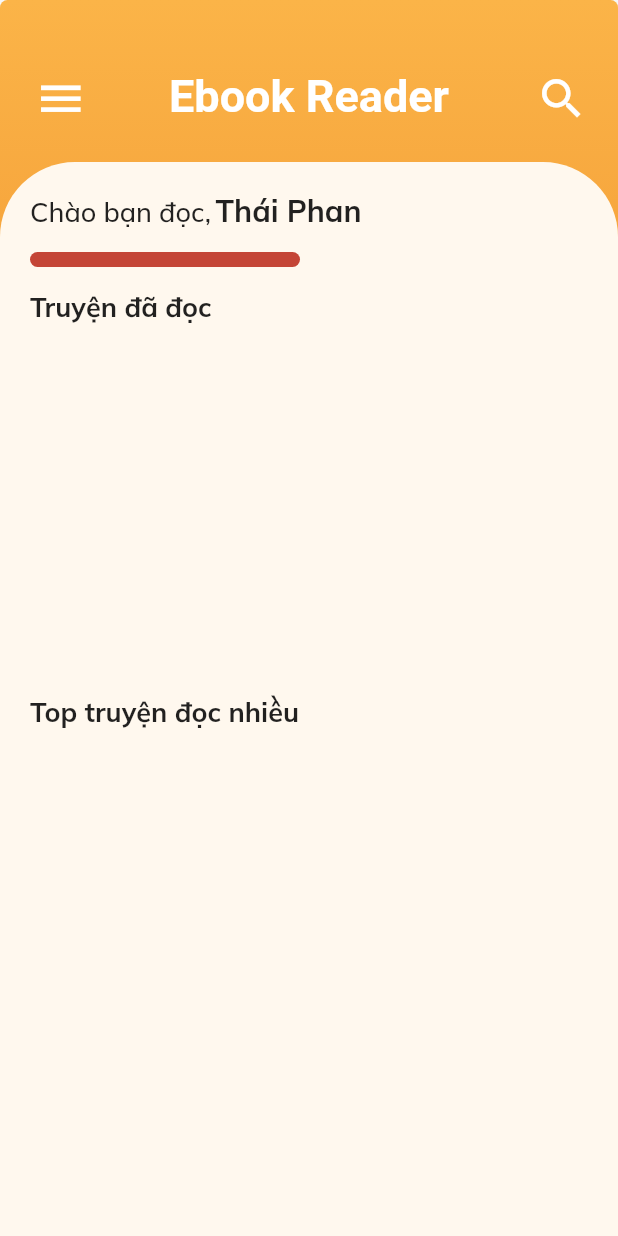
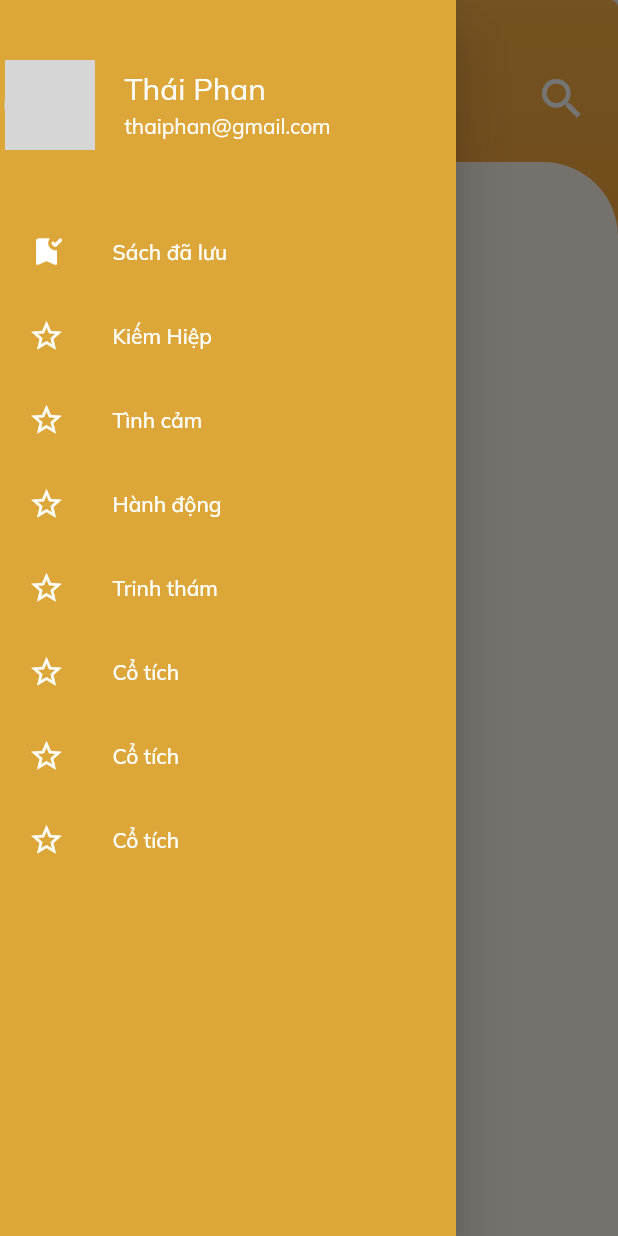
Before and after one commit to Phongle8426/ebook_reader, a Flutter app: the HomePage screen opened by its route, after a tap on the "menu" icon, on a phone screen of 412 x 824 dp. Run offline on Flutter 3.47's test engine with Material 2 defaults, Android fonts, the phone set to English and light mode, and no system bars; our stand-ins replace audioplayers, firebase_auth, firebase_core, firebase_database, google_fonts; accounts and stored records are empty; network calls fail; grey boxes are pictures that could not be loaded.

Commit message:
Commit Navigation drawer and filter book page

```diff
--- a/lib/main.dart
+++ b/lib/main.dart
@@ -2,6 +2,7 @@ import 'package:ebook_reader/service/database_service.dart';
 import 'package:ebook_reader/utils/themes/theme.dart';
 import 'package:ebook_reader/widget/chapter_book_widget.dart';
 import 'package:ebook_reader/widget/pages/chapter_page.dart';
+import 'package:ebook_reader/widget/pages/filter_kind_book_page.dart';
 import 'package:ebook_reader/widget/pages/home_page.dart';
 import 'package:ebook_reader/widget/pages/listening_page.dart';
 import 'package:ebook_reader/widget/pages/preview_page.dart';
@@ -39,7 +40,8 @@ class MyApp extends StatelessWidget {
             PreviewPage.routeName: (ctx) => const PreviewPage(),
             ChapterPage.routeName: (ctx) => ChapterPage(),
             ReadingPage.routeName: (ctx) => ReadingPage(),
-            ListeningPage.routeName: (ctx) => ListeningPage()
+            ListeningPage.routeName: (ctx) => ListeningPage(),
+            KindBookPage.routeName: (ctx) => KindBookPage()
           }
       )
     );
--- a/lib/widget/chapter_book_widget.dart
+++ b/lib/widget/chapter_book_widget.dart
@@ -1,6 +1,5 @@
 import 'package:ebook_reader/models/chapter_book_model.dart';
 import 'package:ebook_reader/widget/pages/listening_page.dart';
-import 'package:ebook_reader/widget/pages/preview_page.dart';
 import 'package:ebook_reader/widget/pages/reading_page.dart';
 import 'package:flutter/material.dart';
 
--- /dev/null
+++ b/lib/widget/navigation_drawer.dart
@@ -0,0 +1,148 @@
+import 'package:ebook_reader/widget/pages/filter_kind_book_page.dart';
+import 'package:flutter/cupertino.dart';
+import 'package:flutter/material.dart';
+
+class NavigationDrawerWidget extends StatelessWidget {
+  final padding = EdgeInsets.symmetric(horizontal: 3);
+  @override
+  Widget build(BuildContext context) {
+    final name = 'Thái Phan';
+    final email = 'thaiphan@gmail.com';
+    final urlImage =
+        'https://images.unsplash.com/photo-1494790108377-be9c29b29330?ixid=MnwxMjA3fDB8MHxwaG90by1wYWdlfHx8fGVufDB8fHx8&ixlib=rb-1.2.1&auto=format&fit=crop&w=634&q=80';
+
+    return Drawer(
+      child: Material(
+        color: Color.fromRGBO(220, 167, 56, 1.0),
+        child: ListView(
+          children: <Widget>[
+            buildHeader(
+              urlImage: urlImage,
+              name: name,
+              email: email,
+              onClicked: () => {},
+            ),
+            Container(
+              padding: padding,
+              height: 500,
+              child: SingleChildScrollView(
+                scrollDirection: Axis.vertical,
+                child: Column(
+                  children: [
+                    buildMenuItem(
+                      text: 'Sách đã lưu',
+                      icon: Icons.bookmark_added_rounded,
+                      onClicked: () => selectedItem(context, 0, ''),
+                    ),
+                    buildMenuItem(
+                      text: 'Kiếm Hiệp',
+                      icon: Icons.star_border,
+                      onClicked: () => selectedItem(context, 1,'Kiếm Hiệp' ),
+                    ),
+                    buildMenuItem(
+                      text: 'Tình cảm',
+                      icon: Icons.star_border,
+                      onClicked: () => selectedItem(context, 1,'Tình cảm'),
+                    ),
+                    buildMenuItem(
+                      text: 'Hành động',
+                      icon: Icons.star_border,
+                      onClicked: () => selectedItem(context, 1,'Hành động'),
+                    ),
+                    buildMenuItem(
+                      text: 'Trinh thám',
+                      icon: Icons.star_border,
+                      onClicked: () => selectedItem(context, 1,'Trinh thám'),
+                    ),
+                    buildMenuItem(
+                      text: 'Cổ tích',
+                      icon: Icons.star_border,
+                      onClicked: () => selectedItem(context, 1, 'Cổ tích'),
+                    ),
+                    buildMenuItem(
+                      text: 'Cổ tích',
+                      icon: Icons.star_border,
+                      onClicked: () => selectedItem(context, 1, 'Cổ tích'),
+                    ),
+                    buildMenuItem(
+                      text: 'Cổ tích',
+                      icon: Icons.star_border,
+                      onClicked: () => selectedItem(context, 1, 'Cổ tích'),
+                    ),
+                  ],
+                ),
+              ),
+            ),
+          ],
+        ),
+      ),
+    );
+  }
+
+  Widget buildHeader({
+    required String urlImage,
+    required String name,
+    required String email,
+    required VoidCallback onClicked,
+  }) =>
+      InkWell(
+        onTap: onClicked,
+        child: Container(
+          padding: padding.add(EdgeInsets.symmetric(vertical: 40)),
+          child: Row(
+            children: [
+              CircleAvatar(radius: 30, backgroundImage: NetworkImage(urlImage)),
+              SizedBox(width: 20),
+              Column(
+                crossAxisAlignment: CrossAxisAlignment.start,
+                children: [
+                  Text(
+                    name,
+                    style: TextStyle(fontSize: 20, color: Colors.white),
+                  ),
+                  const SizedBox(height: 4),
+                  Text(
+                    email,
+                    style: TextStyle(fontSize: 14, color: Colors.white),
+                  ),
+                ],
+              ),
+            ],
+          ),
+        ),
+      );
+
+
+  Widget buildMenuItem({
+    required String text,
+    required IconData icon,
+    VoidCallback? onClicked,
+  }) {
+    final color = Colors.white;
+    final hoverColor = Colors.white70;
+
+    return ListTile(
+      leading: Icon(icon, color: color),
+      title: Text(text, style: TextStyle(color: color)),
+      hoverColor: hoverColor,
+      onTap: onClicked,
+    );
+  }
+
+  void selectedItem(BuildContext context,int index, String type) {
+    Navigator.of(context).pop();
+    switch (index) {
+      case 0:
+        // Navigator.of(context).push(MaterialPageRoute(
+        //   builder: (context) => PeoplePage(),
+        // ));
+        break;
+      case 1:
+        Navigator.of(context).pushNamed(
+          KindBookPage.routeName,
+          arguments: type,
+        );
+        break;
+    }
+  }
+}
--- a/lib/widget/pages/home_page.dart
+++ b/lib/widget/pages/home_page.dart
@@ -1,9 +1,9 @@
 import 'package:ebook_reader/models/book_model.dart';
 import 'package:flutter/material.dart';
 import 'package:google_fonts/google_fonts.dart';
-import 'package:provider/provider.dart';
 import '../../models/book_data.dart';
 import '../../service/database_service.dart';
+import '../navigation_drawer.dart';
 import '../recent_book_widget.dart';
 import '../trending_book_widget.dart';
 
@@ -34,7 +34,10 @@ class _HomePage extends State<HomePage>{
   @override
   Widget build(BuildContext context) {
     return Scaffold(
-      body: Container(
+      drawer: NavigationDrawerWidget(),
+      body: Builder(
+        builder: (context) {
+          return Container(
             decoration: BoxDecoration(
                 borderRadius: BorderRadius.all(Radius.circular(5)),
                 boxShadow: <BoxShadow>[
@@ -66,7 +69,9 @@ class _HomePage extends State<HomePage>{
                           color: Colors.white,
                           size: 35,
                         ),
-                    onPressed: (){},
+                        onPressed: (){
+                          Scaffold.of(context).openDrawer();
+                        },
                       ),
                       Text('Ebook Reader',
                           style: GoogleFonts.portLligatSans(
@@ -145,6 +150,8 @@ class _HomePage extends State<HomePage>{
                 )
               ],
             ),
+          );
+        }
       ),
     );
   }
```
Also changed, not shown: lib/service/database_service.dart (+17 -2 lines), lib/widget/pages/filter_kind_book_page.dart (added, +160 -0 lines), lib/widget/pages/listening_page.dart (+7 -3 lines), assets/swords.png (added). Lines whose indentation alone changed are shown as unchanged.
